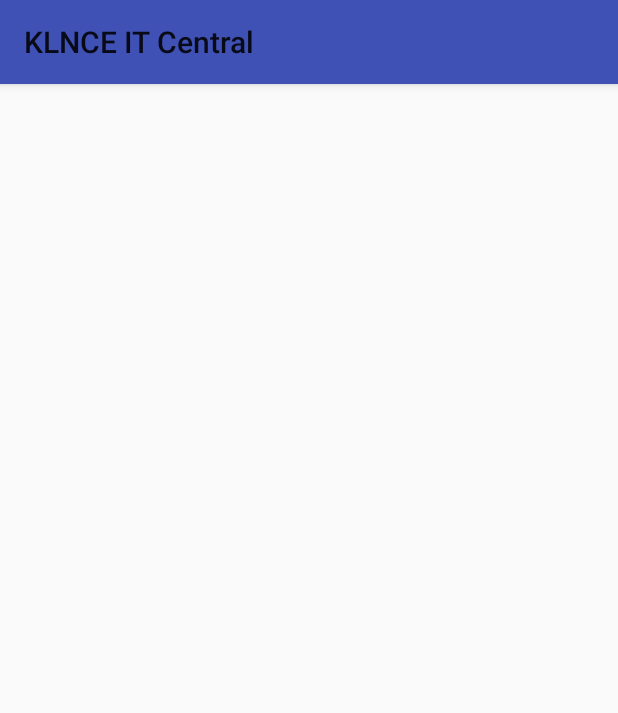
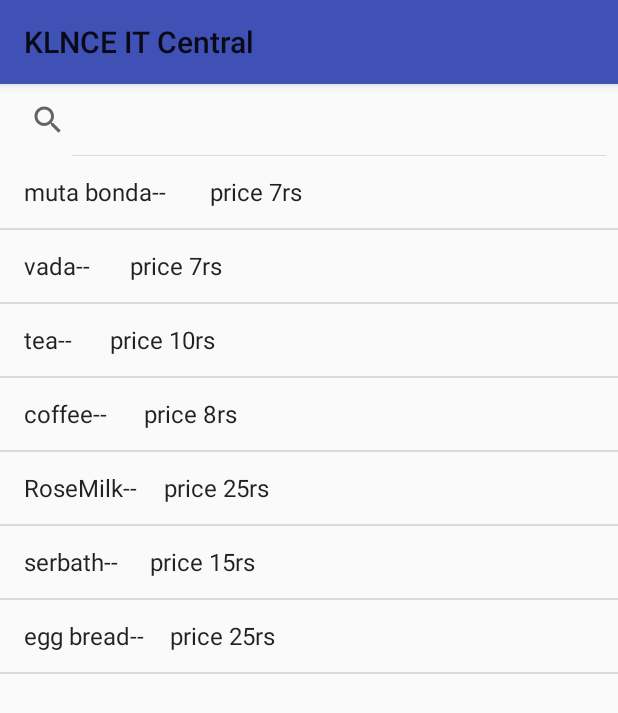
Before and after one commit to venkatsparrow/KLN_Central_App, an Android app: the Canteen screen opened directly, with no data from a screen before it, on a phone screen of 412 x 824 dp. Shown: the top 713 px of the screen. Run offline under Robolectric (Android 15) with nearby library versions, the phone set to English and light mode, and no system bars.

Commit message:
canteen updated with icons

```diff
--- a/app/src/main/AndroidManifest.xml
+++ b/app/src/main/AndroidManifest.xml
@@ -22,7 +22,6 @@
         <activity android:name=".About_us" />
         <activity android:name=".BusSchedule" />
         <activity android:name=".Canteen" />
-        <activity android:name=".SettingsAct"></activity>
     </application>
 
 </manifest>
--- a/app/src/main/java/edu/klnce/sairam_kamalay/klncecentral/Canteen.java
+++ b/app/src/main/java/edu/klnce/sairam_kamalay/klncecentral/Canteen.java
@@ -1,13 +1,33 @@
 package edu.klnce.sairam_kamalay.klncecentral;
 
+import android.os.Bundle;
 import android.support.v7.app.AppCompatActivity;
-import android.os.Bundle;
+import android.widget.ArrayAdapter;
+import android.widget.ListView;
+import android.widget.SearchView;
 
 public class Canteen extends AppCompatActivity {
+    ArrayAdapter<String> adapter;
+
+    String[] canteen={"muta bonda--\t\t price 7rs",
+            "vada--\t\t price 7rs",
+            "tea--\t\t price 10rs",
+            "coffee-- \t\tprice 8rs",
+            "RoseMilk-- \t\tprice 25rs",
+            "serbath--\t\t price 15rs",
+            "egg bread--\t\t price 25rs"};
 
     @Override
     protected void onCreate(Bundle savedInstanceState) {
         super.onCreate(savedInstanceState);
         setContentView(R.layout.activity_canteen);
+        ListView listView=(ListView)findViewById(R.id.listview);
+        SearchView searchView=(SearchView)findViewById(R.id.search);
+        searchView.getQuery();
+        adapter=new ArrayAdapter<String>(this,android.R.layout.simple_list_item_activated_1,canteen);
+        listView.setAdapter(adapter);
+
+
+
     }
 }
--- a/app/src/main/java/edu/klnce/sairam_kamalay/klncecentral/ImageListActivity.java
+++ b/app/src/main/java/edu/klnce/sairam_kamalay/klncecentral/ImageListActivity.java
@@ -9,10 +9,7 @@ import android.support.v4.widget.DrawerLayout;
 import android.support.v7.app.ActionBarDrawerToggle;
 import android.support.v7.app.AppCompatActivity;
 import android.os.Bundle;
-import android.view.ContextMenu;
-import android.view.MenuInflater;
 import android.view.MenuItem;
-import android.view.View;
 import android.widget.ListAdapter;
 import android.widget.ListView;
 
@@ -122,6 +119,4 @@ public class ImageListActivity extends AppCompatActivity implements NavigationVi
         }
         return false;
     }
-
-
 }
--- a/app/src/main/res/layout/activity_about_us.xml
+++ b/app/src/main/res/layout/activity_about_us.xml
@@ -1,6 +1,5 @@
 <?xml version="1.0" encoding="utf-8"?>
 <LinearLayout xmlns:android="http://schemas.android.com/apk/res/android"
-    xmlns:app="http://schemas.android.com/apk/res-auto"
     xmlns:tools="http://schemas.android.com/tools"
     android:layout_width="match_parent"
     android:layout_height="match_parent"
--- a/app/src/main/res/layout/activity_canteen.xml
+++ b/app/src/main/res/layout/activity_canteen.xml
@@ -1,9 +1,22 @@
 <?xml version="1.0" encoding="utf-8"?>
-<android.support.constraint.ConstraintLayout xmlns:android="http://schemas.android.com/apk/res/android"
-    xmlns:app="http://schemas.android.com/apk/res-auto"
-    xmlns:tools="http://schemas.android.com/tools"
-    android:layout_width="match_parent"
-    android:layout_height="match_parent"
-    tools:context="edu.klnce.sairam_kamalay.klncecentral.Canteen">
+<RelativeLayout xmlns:android="http://schemas.android.com/apk/res/android"
+    android:layout_width="fill_parent"
+    android:layout_height="fill_parent">
 
-</android.support.constraint.ConstraintLayout>
+    <SearchView
+        android:id="@+id/search"
+        android:layout_width="fill_parent"
+        android:layout_height="wrap_content"
+        android:iconifiedByDefault="false">
+
+        <requestFocus />
+    </SearchView>
+
+    <ListView
+        android:id="@+id/listview"
+        android:layout_width="fill_parent"
+        android:layout_height="fill_parent"
+        android:layout_below="@+id/search"
+        />
+
+</RelativeLayout>
--- a/app/src/main/res/values/colors.xml
+++ b/app/src/main/res/values/colors.xml
@@ -3,8 +3,4 @@
     <color name="colorPrimary">#3F51B5</color>
     <color name="colorPrimaryDark">#353E4F</color>
     <color name="colorAccent">#FF4081</color>
-    <color name="darkColorPrimary">#1e2756</color>
-    <color name="darkColorPrimaryDark">#141831</color>
-    <color name="darkColorAccent">#2aac4b</color>
-
 </resources>
```
Also changed, not shown: app/src/main/res/menu/side_nav_menu.xml (+15 -7 lines), app/src/main/res/values/styles.xml (+0 -15 lines).
